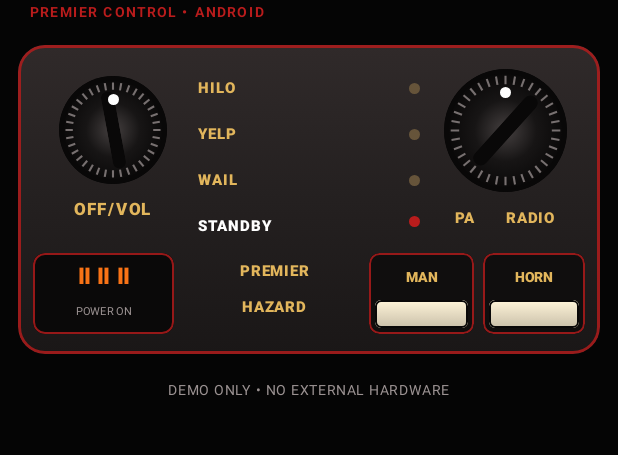
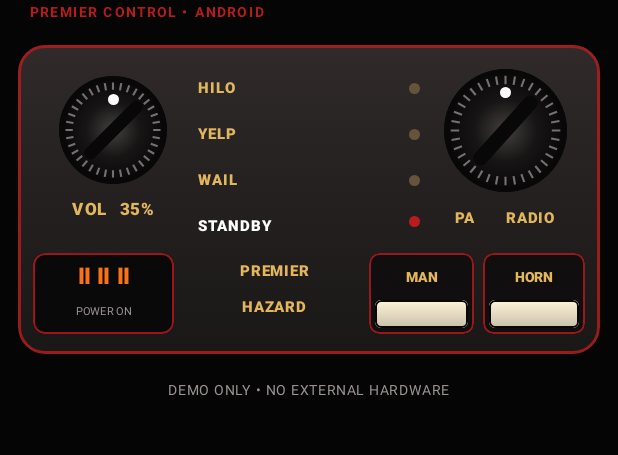
Before and after one commit to azelow09876543219-alt/sgu, an Android app built with Jetpack Compose: the screen it shows after launch (MainActivity), on a phone screen of 412 x 824 dp, the part 443-898 px from its top. Run offline under Robolectric (Android 15) with nearby library versions, the phone set to English and light mode, and no system bars.

Commit message:
Make volume rotary control adjustable with 35 percent minimum

```diff
--- a/app/src/main/java/com/example/hazard7007/MainActivity.kt
+++ b/app/src/main/java/com/example/hazard7007/MainActivity.kt
@@ -18,6 +18,9 @@ import androidx.compose.ui.Alignment
 import androidx.compose.ui.Modifier
 import androidx.compose.ui.draw.clip
 import androidx.compose.ui.draw.rotate
+import androidx.compose.ui.input.pointer.pointerInput
+import androidx.compose.foundation.gestures.detectDragGestures
+import androidx.compose.ui.geometry.Offset
 import androidx.compose.ui.graphics.Brush
 import androidx.compose.ui.graphics.Color
 import androidx.compose.ui.graphics.StrokeCap
@@ -51,7 +54,11 @@ class MainActivity : ComponentActivity() {
                         else -> t.startTone(ToneGenerator.TONE_PROP_BEEP, 100)
                     }
                 },
-                onStop = { tone?.stopTone() }
+                onStop = { tone?.stopTone() },
+                onVolumeChanged = { value ->
+                    tone?.release()
+                    tone = ToneGenerator(AudioManager.STREAM_MUSIC, value.toInt().coerceIn(35, 100))
+                }
             )
         }
     }
@@ -63,7 +70,7 @@ class MainActivity : ComponentActivity() {
 }
 
 @Composable
-fun HazardApp(onDemoTone: (String) -> Unit, onStop: () -> Unit) {
+fun HazardApp(onDemoTone: (String) -> Unit, onStop: () -> Unit, onVolumeChanged: (Float) -> Unit) {
     val modes = listOf("HILO", "YELP", "WAIL", "STANDBY")
     var selected by remember { mutableStateOf("STANDBY") }
     var volume by remember { mutableFloatStateOf(35f) }
@@ -120,12 +127,16 @@ fun HazardApp(onDemoTone: (String) -> Unit, onStop: () -> Unit) {
                             horizontalAlignment = Alignment.CenterHorizontally
                         ) {
                             RotaryDial(
-                                rotation = -35f + (volume / 100f * 70f),
+                                rotation = -135f + ((volume - 35f) / 65f * 270f),
                                 modifier = Modifier.size(72.dp),
-                                onClick = { volume = if (volume >= 90f) 10f else volume + 10f }
+                                onClick = { },
+                                onDrag = { delta ->
+                                    volume = (volume + delta).coerceIn(35f, 100f)
+                                    onVolumeChanged(volume)
+                                }
                             )
                             Spacer(Modifier.height(5.dp))
-                            Text("OFF/VOL", color = GoldText, fontSize = 11.sp,
+                            Text("VOL  ${volume.toInt()}%", color = GoldText, fontSize = 11.sp,
                                 fontWeight = FontWeight.Black, letterSpacing = 1.2.sp)
                         }
 
@@ -245,12 +256,17 @@ fun HazardApp(onDemoTone: (String) -> Unit, onStop: () -> Unit) {
 }
 
 @Composable
-fun RotaryDial(rotation: Float, modifier: Modifier = Modifier, onClick: () -> Unit) {
+fun RotaryDial(rotation: Float, modifier: Modifier = Modifier, onClick: () -> Unit, onDrag: ((Float) -> Unit)? = null) {
     Box(
         modifier.clip(CircleShape)
             .background(Brush.radialGradient(listOf(Color(0xFF454040), Color(0xFF171515), Color(0xFF080707))))
             .border(3.dp, Color(0xFF090808), CircleShape)
-            .clickable { onClick() },
+            .then(if (onDrag != null) Modifier.pointerInput(Unit) {
+                detectDragGestures { change, dragAmount ->
+                    change.consume()
+                    onDrag(dragAmount.x / 2.5f)
+                }
+            } else Modifier.clickable { onClick() }),
         contentAlignment = Alignment.Center
     ) {
         Canvas(Modifier.fillMaxSize().padding(3.dp)) {
```
